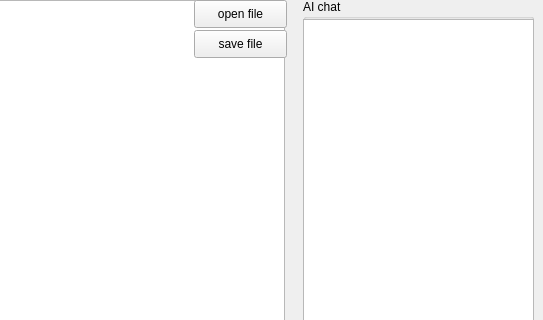
Old version of the form main.ui in the repository Xertis/AIeditor; both pictures show x 266 to 809 and y 0 to 320 of the 809 by 606 pixel window.
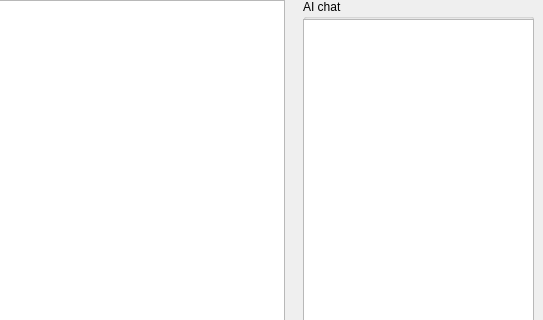
New version of the form.

```diff
--- a/main.ui
+++ b/main.ui
@@ -24,19 +24,6 @@
      </rect>
     </property>
    </widget>
-   <widget class="QPushButton" name="open_file">
-    <property name="geometry">
-     <rect>
-      <x>460</x>
-      <y>0</y>
-      <width>93</width>
-      <height>28</height>
-     </rect>
-    </property>
-    <property name="text">
-     <string>open file</string>
-    </property>
-   </widget>
    <widget class="QGroupBox" name="ai_chat">
     <property name="geometry">
      <rect>
@@ -88,19 +75,6 @@
      </property>
     </widget>
    </widget>
-   <widget class="QPushButton" name="save_file">
-    <property name="geometry">
-     <rect>
-      <x>460</x>
-      <y>30</y>
-      <width>93</width>
-      <height>28</height>
-     </rect>
-    </property>
-    <property name="text">
-     <string>save file</string>
-    </property>
-   </widget>
   </widget>
   <widget class="QMenuBar" name="menubar">
    <property name="enabled">
```
